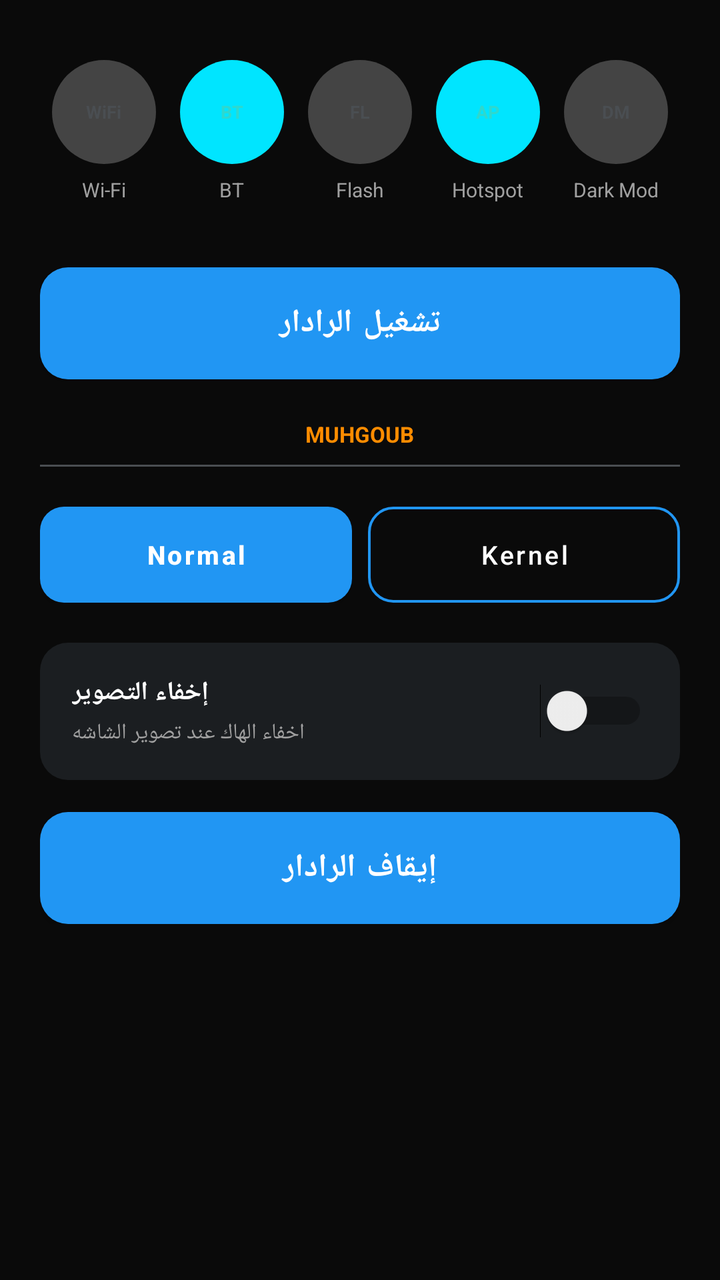
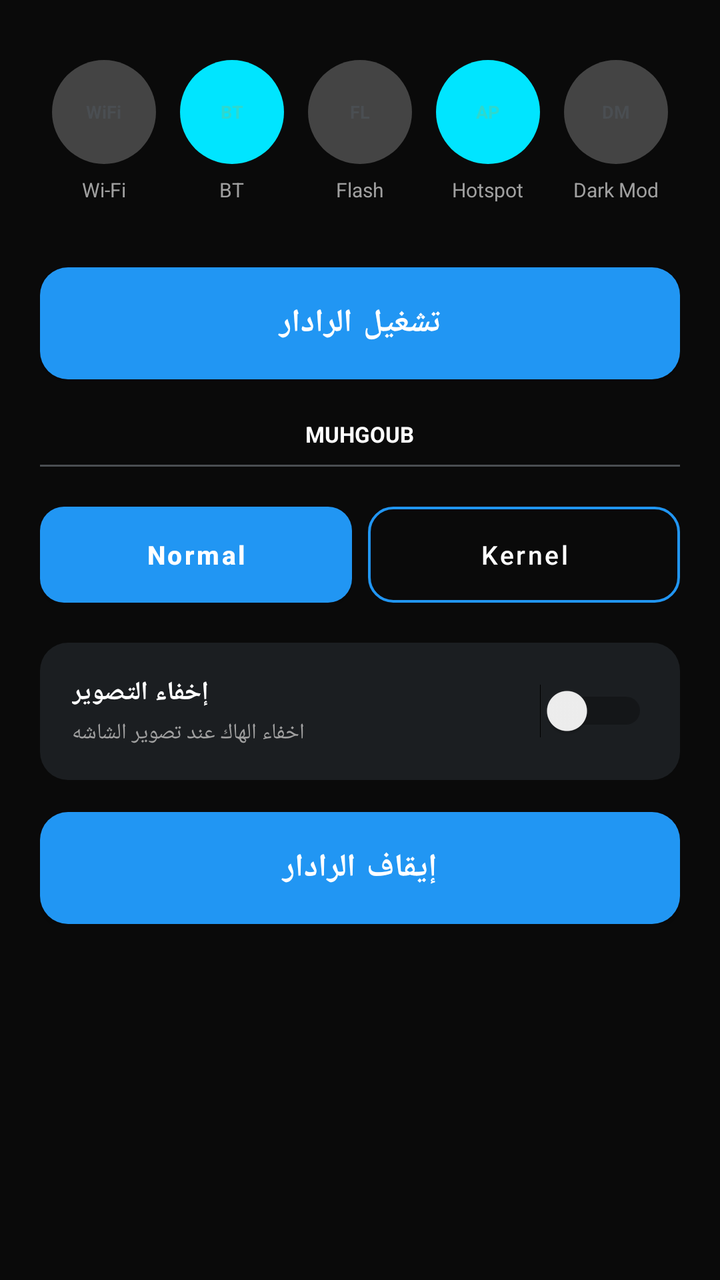

Two renders of the same Android screen: before a commit and after it. Below are the layout's source before the change and the commit's diff.
<!-- AndroidManifest.xml: application theme Theme.MuhgoubHUD -->
<!-- res/layout/activity_main.xml -->
<?xml version="1.0" encoding="utf-8"?>
<ScrollView xmlns:android="http://schemas.android.com/apk/res/android"
    android:layout_width="match_parent"
    android:layout_height="match_parent"
    android:background="@color/bg_dark">

    <LinearLayout
        android:layout_width="match_parent"
        android:layout_height="wrap_content"
        android:orientation="vertical"
        android:padding="20dp">

        <LinearLayout
            android:layout_width="match_parent"
            android:layout_height="wrap_content"
            android:layout_marginTop="10dp"
            android:orientation="horizontal"
            android:weightSum="5">

            <LinearLayout
                android:layout_width="0dp"
                android:layout_height="wrap_content"
                android:layout_weight="1"
                android:gravity="center"
                android:orientation="vertical">
                <FrameLayout
                    android:layout_width="52dp"
                    android:layout_height="52dp"
                    android:background="@drawable/bg_icon_circle_gray">
                    <TextView
                        android:layout_width="wrap_content"
                        android:layout_height="wrap_content"
                        android:layout_gravity="center"
                        android:text="WiFi"
                        android:textColor="@color/icon_circle_gray"
                        android:textSize="9sp"
                        android:textStyle="bold" />
                </FrameLayout>
                <TextView
                    android:layout_width="wrap_content"
                    android:layout_height="wrap_content"
                    android:layout_marginTop="6dp"
                    android:text="@string/tool_wifi"
                    android:textColor="@color/text_secondary"
                    android:textSize="10sp" />
            </LinearLayout>

            <LinearLayout
                android:layout_width="0dp"
                android:layout_height="wrap_content"
                android:layout_weight="1"
                android:gravity="center"
                android:orientation="vertical">
                <FrameLayout
                    android:layout_width="52dp"
                    android:layout_height="52dp"
                    android:background="@drawable/bg_icon_circle_accent">
                    <TextView
                        android:layout_width="wrap_content"
                        android:layout_height="wrap_content"
                        android:layout_gravity="center"
                        android:text="BT"
                        android:textColor="@color/cyan_accent"
                        android:textSize="9sp"
                        android:textStyle="bold" />
                </FrameLayout>
                <TextView
                    android:layout_width="wrap_content"
                    android:layout_height="wrap_content"
                    android:layout_marginTop="6dp"
                    android:text="@string/tool_bluetooth"
                    android:textColor="@color/text_secondary"
                    android:textSize="10sp" />
            </LinearLayout>

            <LinearLayout
                android:layout_width="0dp"
                android:layout_height="wrap_content"
                android:layout_weight="1"
                android:gravity="center"
                android:orientation="vertical">
                <FrameLayout
                    android:layout_width="52dp"
                    android:layout_height="52dp"
                    android:background="@drawable/bg_icon_circle_gray">
                    <TextView
                        android:layout_width="wrap_content"
                        android:layout_height="wrap_content"
                        android:layout_gravity="center"
                        android:text="FL"
                        android:textColor="@color/icon_circle_gray"
                        android:textSize="9sp"
                        android:textStyle="bold" />
                </FrameLayout>
                <TextView
                    android:layout_width="wrap_content"
                    android:layout_height="wrap_content"
                    android:layout_marginTop="6dp"
                    android:text="@string/tool_flashlight"
                    android:textColor="@color/text_secondary"
                    android:textSize="10sp" />
            </LinearLayout>

            <LinearLayout
                android:layout_width="0dp"
                android:layout_height="wrap_content"
                android:layout_weight="1"
                android:gravity="center"
                android:orientation="vertical">
                <FrameLayout
                    android:layout_width="52dp"
                    android:layout_height="52dp"
                    android:background="@drawable/bg_icon_circle_accent">
                    <TextView
                        android:layout_width="wrap_content"
                        android:layout_height="wrap_content"
                        android:layout_gravity="center"
                        android:text="AP"
                        android:textColor="@color/cyan_accent"
                        android:textSize="9sp"
                        android:textStyle="bold" />
                </FrameLayout>
                <TextView
                    android:layout_width="wrap_content"
                    android:layout_height="wrap_content"
                    android:layout_marginTop="6dp"
                    android:text="@string/tool_hotspot"
                    android:textColor="@color/text_secondary"
                    android:textSize="10sp" />
            </LinearLayout>

            <LinearLayout
                android:layout_width="0dp"
                android:layout_height="wrap_content"
                android:layout_weight="1"
                android:gravity="center"
                android:orientation="vertical">
                <FrameLayout
                    android:layout_width="52dp"
                    android:layout_height="52dp"
                    android:background="@drawable/bg_icon_circle_gray">
                    <TextView
                        android:layout_width="wrap_content"
                        android:layout_height="wrap_content"
                        android:layout_gravity="center"
                        android:text="DM"
                        android:textColor="@color/icon_circle_gray"
                        android:textSize="9sp"
                        android:textStyle="bold" />
                </FrameLayout>
                <TextView
                    android:layout_width="wrap_content"
                    android:layout_height="wrap_content"
                    android:layout_marginTop="6dp"
                    android:text="@string/tool_dark_mode"
                    android:textColor="@color/text_secondary"
                    android:textSize="10sp" />
            </LinearLayout>

        </LinearLayout>

        <Button
            android:id="@+id/btnLaunchPanel"
            android:layout_width="match_parent"
            android:layout_height="56dp"
            android:layout_marginTop="32dp"
            android:background="@drawable/bg_main_button"
            android:text="تشغيل الرادار"
            android:textAllCaps="false"
            android:textColor="@color/white"
            android:textSize="16sp"
            android:textStyle="bold" />

        
        <TextView
            android:id="@+id/tvKernelDisplay"
            android:layout_width="wrap_content"
            android:layout_height="wrap_content"
            android:layout_marginTop="20dp"
            android:layout_gravity="center"
            android:text="MUHGOUB"
            android:textColor="#FF8C00"
            android:textSize="11sp"
            android:textStyle="bold" />

        <View
            android:layout_width="match_parent"
            android:layout_height="1dp"
            android:layout_marginTop="8dp"
            android:layout_marginBottom="20dp"
            android:background="@color/icon_circle_gray" />

        <LinearLayout
            android:layout_width="match_parent"
            android:layout_height="wrap_content"
            android:orientation="horizontal"
            android:weightSum="2">

            <Button
                android:id="@+id/btnModeNormal"
                android:layout_width="0dp"
                android:layout_height="48dp"
                android:layout_weight="1"
                android:layout_marginEnd="8dp"
                android:background="@drawable/bg_segment_filled"
                android:text="Normal"
                android:textAllCaps="false"
                android:textColor="@color/white"
                android:textSize="13sp"
                android:textStyle="bold" />

            <Button
                android:id="@+id/btnModeTurbo"
                android:layout_width="0dp"
                android:layout_height="48dp"
                android:layout_weight="1"
                android:background="@drawable/bg_segment_outline"
                android:text="Kernel"
                android:textAllCaps="false"
                android:textColor="@color/white"
                android:textSize="13sp" />

        </LinearLayout>

        <LinearLayout
            android:layout_width="match_parent"
            android:layout_height="wrap_content"
            android:layout_marginTop="20dp"
            android:background="@drawable/bg_overlay_card"
            android:gravity="center_vertical"
            android:orientation="horizontal"
            android:padding="16dp">

            <LinearLayout
                android:layout_width="0dp"
                android:layout_height="wrap_content"
                android:layout_weight="1"
                android:orientation="vertical">

                <TextView
                    android:layout_width="wrap_content"
                    android:layout_height="wrap_content"
                    android:text="إخفاء التصوير"
                    android:textColor="@color/text_primary"
                    android:textSize="13sp"
                    android:textStyle="bold" />

                <TextView
                    android:layout_width="wrap_content"
                    android:layout_height="wrap_content"
                    android:layout_marginTop="4dp"
                    android:text="اخفاء الهاك عند تصوير الشاشه"
                    android:textColor="@color/text_secondary"
                    android:textSize="11sp" />

            </LinearLayout>

            <Switch
                android:id="@+id/switchPermission"
                android:layout_width="wrap_content"
                android:layout_height="wrap_content" />

        </LinearLayout>

        <Button
            android:id="@+id/btnStopPanel"
            android:layout_width="match_parent"
            android:layout_height="56dp"
            android:layout_marginTop="16dp"
            android:background="@drawable/bg_main_button"
            android:text="إيقاف الرادار"
            android:textAllCaps="false"
            android:textColor="@color/white"
            android:textSize="16sp"
            android:textStyle="bold" />

    </LinearLayout>

</ScrollView>
<!-- resources referenced by this layout -->
<resources>
  <color name="bg_dark">#FF0A0A0A</color>
  <color name="cyan_accent">#FF2FD8CE</color>
  <color name="icon_circle_gray">#FF4A4E52</color>
  <color name="text_primary">#FFFFFFFF</color>
  <color name="text_secondary">#FFA0A0A0</color>
  <color name="white">#FFFFFFFF</color>
  <!-- drawable bg_icon_circle_accent (drawable) -->
  <?xml version="1.0" encoding="utf-8"?>
  <shape xmlns:android="http://schemas.android.com/apk/res/android"
      android:shape="oval">
      <solid android:color="#00E5FF" />
  </shape>
  <!-- drawable bg_icon_circle_gray (drawable) -->
  <?xml version="1.0" encoding="utf-8"?>
  <shape xmlns:android="http://schemas.android.com/apk/res/android"
      android:shape="oval">
      <solid android:color="#444444" />
  </shape>
  <!-- drawable bg_main_button (drawable) -->
  <?xml version="1.0" encoding="utf-8"?>
  <shape xmlns:android="http://schemas.android.com/apk/res/android"
      android:shape="rectangle">
      <solid android:color="@color/start_blue" />
      <corners android:radius="14dp" />
  </shape>
  <!-- drawable bg_overlay_card (drawable) -->
  <?xml version="1.0" encoding="utf-8"?>
  <shape xmlns:android="http://schemas.android.com/apk/res/android"
      android:shape="rectangle">
      <solid android:color="@color/card_bg" />
      <corners android:radius="14dp" />
  </shape>
  <!-- drawable bg_segment_filled (drawable) -->
  <?xml version="1.0" encoding="utf-8"?>
  <shape xmlns:android="http://schemas.android.com/apk/res/android"
      android:shape="rectangle">
      <solid android:color="@color/teal_accent" />
      <corners android:radius="12dp" />
  </shape>
  <!-- drawable bg_segment_outline (drawable) -->
  <?xml version="1.0" encoding="utf-8"?>
  <shape xmlns:android="http://schemas.android.com/apk/res/android"
      android:shape="rectangle">
      <solid android:color="@android:color/transparent" />
      <stroke android:width="1.2dp" android:color="@color/text_secondary" />
      <corners android:radius="12dp" />
  </shape>
  <string name="tool_bluetooth">BT</string>
  <string name="tool_dark_mode">Dark Mod</string>
  <string name="tool_flashlight">Flash</string>
  <string name="tool_hotspot">Hotspot</string>
  <string name="tool_wifi">Wi-Fi</string>
  <style name="Theme.MuhgoubHUD" parent="Theme.MaterialComponents.DayNight.NoActionBar">
          <item name="colorPrimary">@color/accent</item>
          <item name="colorPrimaryDark">@color/pure_black</item>
          <item name="colorAccent">@color/cyan_accent</item>
          <item name="android:windowBackground">@color/bg_dark</item>
          <item name="android:statusBarColor">@color/pure_black</item>
          <item name="android:navigationBarColor">@color/pure_black</item>
          <item name="android:windowLightStatusBar" tools:targetApi="m">false</item>
      </style>
  <color name="start_blue">#FF4B9FD6</color>
  <color name="card_bg">#FF1B1E21</color>
  <color name="teal_accent">#FF2FD8CE</color>
  <color name="accent">#FF2196F3</color>
  <color name="pure_black">#FF000000</color>
</resources>

<!-- the commit's change to res/layout/activity_main.xml (unified diff, before → after) -->
@@ -179,7 +179,7 @@
             android:layout_marginTop="20dp"
             android:layout_gravity="center"
             android:text="MUHGOUB"
-            android:textColor="#FF8C00"
+            android:textColor="@color/white"
             android:textSize="11sp"
             android:textStyle="bold" />
 
